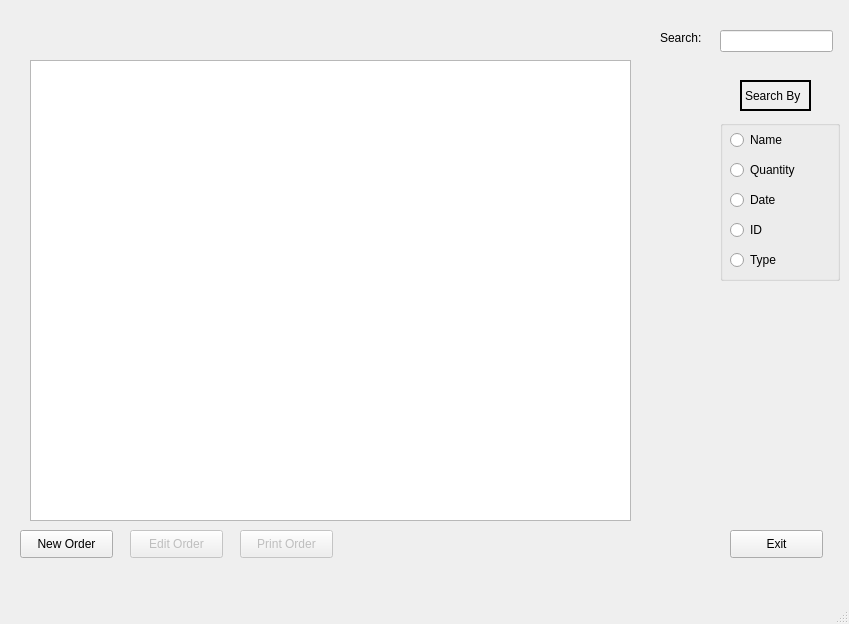
The window that mainwindow.ui (Jballestero1996/SpeedReader) describes before a commit, drawn with Qt 5.
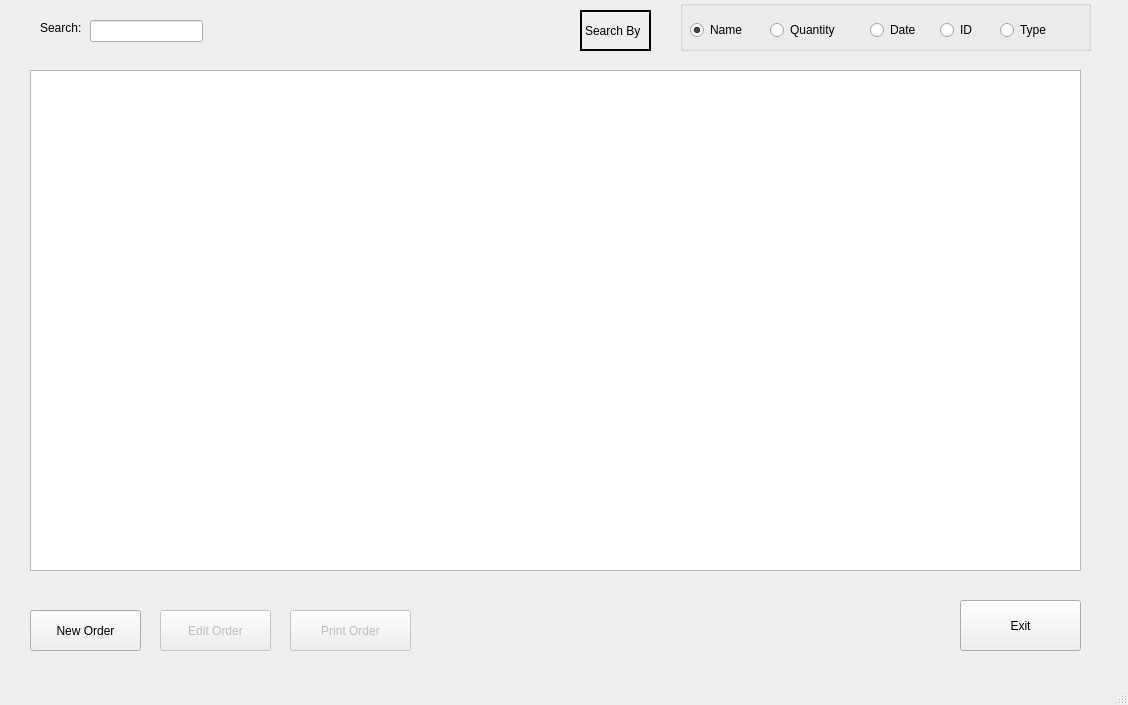
The same window after the commit.

Commit message:
Added a drop down list on the new order tab that also connects to the database and gets rid of duplicates
safety save before ordering by date for initial code and final code calculations

Patch:
```diff
--- a/mainwindow.ui
+++ b/mainwindow.ui
@@ -6,8 +6,8 @@
    <rect>
     <x>0</x>
     <y>0</y>
-    <width>849</width>
-    <height>624</height>
+    <width>1128</width>
+    <height>705</height>
    </rect>
   </property>
   <property name="sizePolicy">
@@ -23,10 +23,10 @@
    <widget class="QPushButton" name="PBnewOrder">
     <property name="geometry">
      <rect>
-      <x>20</x>
-      <y>530</y>
-      <width>93</width>
-      <height>28</height>
+      <x>30</x>
+      <y>610</y>
+      <width>111</width>
+      <height>41</height>
      </rect>
     </property>
     <property name="text">
@@ -39,10 +39,10 @@
     </property>
     <property name="geometry">
      <rect>
-      <x>130</x>
-      <y>530</y>
-      <width>93</width>
-      <height>28</height>
+      <x>160</x>
+      <y>610</y>
+      <width>111</width>
+      <height>41</height>
      </rect>
     </property>
     <property name="text">
@@ -61,10 +61,10 @@
     </property>
     <property name="geometry">
      <rect>
-      <x>240</x>
-      <y>530</y>
-      <width>93</width>
-      <height>28</height>
+      <x>290</x>
+      <y>610</y>
+      <width>121</width>
+      <height>41</height>
      </rect>
     </property>
     <property name="text">
@@ -74,8 +74,8 @@
    <widget class="QLabel" name="LBsearch">
     <property name="geometry">
      <rect>
-      <x>660</x>
-      <y>30</y>
+      <x>40</x>
+      <y>20</y>
       <width>61</width>
       <height>16</height>
      </rect>
@@ -87,20 +87,23 @@
    <widget class="QLineEdit" name="LEsearch">
     <property name="geometry">
      <rect>
-      <x>720</x>
-      <y>30</y>
+      <x>90</x>
+      <y>20</y>
       <width>113</width>
       <height>22</height>
      </rect>
     </property>
+    <property name="inputMask">
+     <string/>
+    </property>
    </widget>
    <widget class="QLabel" name="LBsearchBy">
     <property name="geometry">
      <rect>
-      <x>740</x>
-      <y>80</y>
+      <x>580</x>
+      <y>10</y>
       <width>71</width>
-      <height>31</height>
+      <height>41</height>
      </rect>
     </property>
     <property name="frameShape">
@@ -113,10 +116,10 @@
    <widget class="QGroupBox" name="GBsearchOptions">
     <property name="geometry">
      <rect>
-      <x>720</x>
-      <y>120</y>
-      <width>120</width>
-      <height>161</height>
+      <x>680</x>
+      <y>0</y>
+      <width>411</width>
+      <height>51</height>
      </rect>
     </property>
     <property name="title">
@@ -126,7 +129,7 @@
      <property name="geometry">
       <rect>
        <x>10</x>
-       <y>10</y>
+       <y>20</y>
        <width>97</width>
        <height>20</height>
       </rect>
@@ -134,12 +137,15 @@
      <property name="text">
       <string>Name</string>
      </property>
+     <property name="checked">
+      <bool>true</bool>
+     </property>
     </widget>
     <widget class="QRadioButton" name="RBsearchQuantity">
      <property name="geometry">
       <rect>
-       <x>10</x>
-       <y>40</y>
+       <x>90</x>
+       <y>20</y>
        <width>97</width>
        <height>20</height>
       </rect>
@@ -151,8 +157,8 @@
     <widget class="QRadioButton" name="RBsearchDate">
      <property name="geometry">
       <rect>
-       <x>10</x>
-       <y>70</y>
+       <x>190</x>
+       <y>20</y>
        <width>97</width>
        <height>20</height>
       </rect>
@@ -164,8 +170,8 @@
     <widget class="QRadioButton" name="RBsearchID">
      <property name="geometry">
       <rect>
-       <x>10</x>
-       <y>100</y>
+       <x>260</x>
+       <y>20</y>
        <width>97</width>
        <height>20</height>
       </rect>
@@ -177,8 +183,8 @@
     <widget class="QRadioButton" name="RBsearchType">
      <property name="geometry">
       <rect>
-       <x>10</x>
-       <y>130</y>
+       <x>320</x>
+       <y>20</y>
        <width>97</width>
        <height>20</height>
       </rect>
@@ -191,10 +197,10 @@
    <widget class="QPushButton" name="PBexit">
     <property name="geometry">
      <rect>
-      <x>730</x>
-      <y>530</y>
-      <width>93</width>
-      <height>28</height>
+      <x>960</x>
+      <y>600</y>
+      <width>121</width>
+      <height>51</height>
      </rect>
     </property>
     <property name="text">
@@ -205,9 +211,9 @@
     <property name="geometry">
      <rect>
       <x>30</x>
-      <y>60</y>
-      <width>601</width>
-      <height>461</height>
+      <y>70</y>
+      <width>1051</width>
+      <height>501</height>
      </rect>
     </property>
    </widget>
```
Left out of the diff: 2 changed lines with no effect on the pictures. The commit also changes 4 other files.
